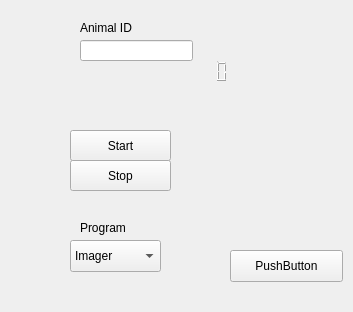
Before: the Qt Designer form MasterRunner/form.ui in ef-lab/Experiments, drawn with Qt 5.
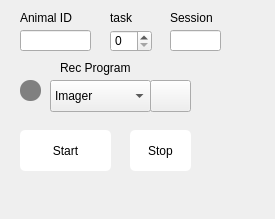
After: the same form once the commit is applied. Icons and pictures are not drawn. Custom widgets are drawn as their Qt base class.

The edit to the form file:
```diff
--- a/MasterRunner/form.ui
+++ b/MasterRunner/form.ui
@@ -12,8 +12,8 @@
    <rect>
     <x>0</x>
     <y>0</y>
-    <width>353</width>
-    <height>312</height>
+    <width>275</width>
+    <height>219</height>
    </rect>
   </property>
   <property name="windowTitle">
@@ -22,25 +22,46 @@
   <widget class="QPushButton" name="start_button">
    <property name="geometry">
     <rect>
-     <x>70</x>
+     <x>20</x>
      <y>130</y>
-     <width>101</width>
-     <height>31</height>
+     <width>91</width>
+     <height>41</height>
     </rect>
    </property>
+   <property name="sizePolicy">
+    <sizepolicy hsizetype="Fixed" vsizetype="Fixed">
+     <horstretch>0</horstretch>
+     <verstretch>0</verstretch>
+    </sizepolicy>
+   </property>
+   <property name="styleSheet">
+    <string notr="true">QPushButton{background-color : white;border-radius: 5px;border-style: outset;border-width: .5px;border-color: gray;}QPushButton::pressed{border-style: inset;border-color: gray;background-color : rgb(0,100,0);}</string>
+   </property>
    <property name="text">
     <string>Start</string>
    </property>
+   <property name="autoDefault">
+    <bool>true</bool>
+   </property>
+   <property name="default">
+    <bool>false</bool>
+   </property>
+   <property name="flat">
+    <bool>false</bool>
+   </property>
   </widget>
   <widget class="QPushButton" name="stop_button">
    <property name="geometry">
     <rect>
-     <x>70</x>
-     <y>160</y>
-     <width>101</width>
-     <height>31</height>
+     <x>130</x>
+     <y>130</y>
+     <width>61</width>
+     <height>41</height>
     </rect>
    </property>
+   <property name="styleSheet">
+    <string notr="true">QPushButton{background-color : white;border-radius: 5px;border-style: outset;border-width: .5px;border-color: gray;}QPushButton::pressed{border-style: inset;border-color: gray;}</string>
+   </property>
    <property name="text">
     <string>Stop</string>
    </property>
@@ -48,9 +69,9 @@
   <widget class="QLineEdit" name="animal_input">
    <property name="geometry">
     <rect>
-     <x>80</x>
-     <y>40</y>
-     <width>113</width>
+     <x>20</x>
+     <y>30</y>
+     <width>71</width>
      <height>21</height>
     </rect>
    </property>
@@ -58,8 +79,8 @@
   <widget class="QLabel" name="label">
    <property name="geometry">
     <rect>
-     <x>80</x>
-     <y>20</y>
+     <x>20</x>
+     <y>10</y>
      <width>60</width>
      <height>16</height>
     </rect>
@@ -71,9 +92,9 @@
   <widget class="QComboBox" name="program">
    <property name="geometry">
     <rect>
-     <x>70</x>
-     <y>240</y>
-     <width>91</width>
+     <x>50</x>
+     <y>80</y>
+     <width>101</width>
      <height>32</height>
     </rect>
    </property>
@@ -93,78 +114,114 @@
     </property>
    </item>
   </widget>
-  <widget class="QLCDNumber" name="frames">
-   <property name="geometry">
-    <rect>
-     <x>170</x>
-     <y>60</y>
-     <width>64</width>
-     <height>23</height>
-    </rect>
-   </property>
-   <property name="font">
-    <font>
-     <family>Arial</family>
-     <italic>true</italic>
-    </font>
-   </property>
-   <property name="frameShape">
-    <enum>QFrame::NoFrame</enum>
-   </property>
-   <property name="smallDecimalPoint">
-    <bool>false</bool>
-   </property>
-   <property name="value" stdset="0">
-    <double>0.000000000000000</double>
-   </property>
-  </widget>
   <widget class="QLabel" name="program_label">
    <property name="geometry">
     <rect>
-     <x>80</x>
-     <y>220</y>
-     <width>60</width>
+     <x>60</x>
+     <y>60</y>
+     <width>81</width>
      <height>16</height>
     </rect>
    </property>
    <property name="text">
-    <string>Program</string>
+    <string>Rec Program</string>
    </property>
   </widget>
-  <widget class="QLedLabel" name="led">
+  <widget class="QPushButton" name="led_button">
    <property name="geometry">
     <rect>
-     <x>230</x>
-     <y>180</y>
-     <width>16</width>
-     <height>16</height>
+     <x>20</x>
+     <y>80</y>
+     <width>21</width>
+     <height>21</height>
     </rect>
    </property>
+   <property name="styleSheet">
+    <string notr="true">QPushButton{border-radius: 10px;background-color : gray;}QPushButton::pressed{background-color : yellow;}</string>
+   </property>
    <property name="text">
     <string/>
    </property>
+   <property name="checkable">
+    <bool>true</bool>
+   </property>
+   <property name="checked">
+    <bool>true</bool>
+   </property>
   </widget>
   <widget class="QPushButton" name="pushButton">
    <property name="geometry">
     <rect>
-     <x>230</x>
-     <y>250</y>
-     <width>113</width>
+     <x>150</x>
+     <y>80</y>
+     <width>41</width>
      <height>32</height>
     </rect>
    </property>
    <property name="text">
-    <string>PushButton</string>
+    <string/>
+   </property>
+   <property name="icon">
+    <iconset>
+     <normaloff>EjectMediaIcon.png</normaloff>EjectMediaIcon.png</iconset>
+   </property>
+  </widget>
+  <widget class="QSpinBox" name="task">
+   <property name="geometry">
+    <rect>
+     <x>110</x>
+     <y>30</y>
+     <width>42</width>
+     <height>22</height>
+    </rect>
+   </property>
+  </widget>
+  <widget class="QLabel" name="label_2">
+   <property name="geometry">
+    <rect>
+     <x>110</x>
+     <y>10</y>
+     <width>60</width>
+     <height>16</height>
+    </rect>
+   </property>
+   <property name="text">
+    <string>task</string>
+   </property>
+  </widget>
+  <widget class="QLineEdit" name="session">
+   <property name="geometry">
+    <rect>
+     <x>170</x>
+     <y>30</y>
+     <width>51</width>
+     <height>21</height>
+    </rect>
+   </property>
+   <property name="styleSheet">
+    <string notr="true"/>
+   </property>
+   <property name="text">
+    <string/>
+   </property>
+   <property name="readOnly">
+    <bool>true</bool>
+   </property>
+  </widget>
+  <widget class="QLabel" name="label_3">
+   <property name="geometry">
+    <rect>
+     <x>170</x>
+     <y>10</y>
+     <width>60</width>
+     <height>16</height>
+    </rect>
+   </property>
+   <property name="text">
+    <string>Session</string>
    </property>
   </widget>
  </widget>
- <customwidgets>
-  <customwidget>
-   <class>QLedLabel</class>
-   <extends>QLabel</extends>
-   <header>qledlabel.h</header>
-  </customwidget>
- </customwidgets>
  <resources/>
  <connections/>
 </ui>
```
Left out of the diff: 7 changed lines with no effect on the pictures.
